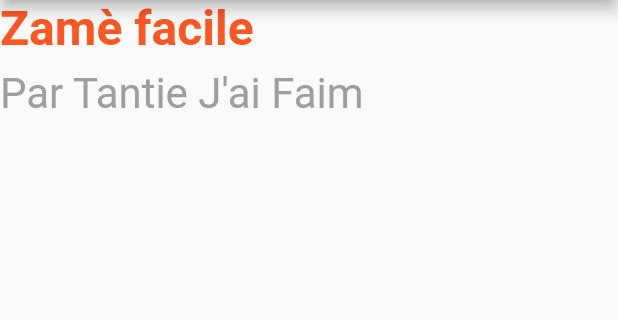
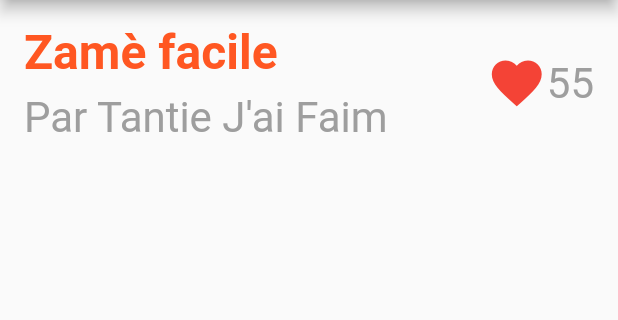
Before and after one commit to HKassogue/recettes_flutter, a Flutter app: the screen it shows after launch, on a phone screen of 412 x 824 dp, the part 84-404 px from its top. Run offline on Flutter 3.47's test engine with Material 2 defaults, Android fonts, the phone set to English and light mode, and no system bars.

Commit message:
Add of like for zamin recipe title

```diff
--- a/lib/main.dart
+++ b/lib/main.dart
@@ -18,6 +18,13 @@ class MyApp extends StatelessWidget {
           title: Text("Mes recettes"),
         ),
         body: Column(
+          children: [
+            Container(
+              padding: const EdgeInsets.all(16),
+              child: Row(
+                children: [
+                  Expanded(
+                      child: Column(
                         crossAxisAlignment: CrossAxisAlignment.start,
                         children: [
                           Container(
@@ -35,6 +42,14 @@ class MyApp extends StatelessWidget {
                           )
                         ],
                       )
+                  ),
+                  Icon(Icons.favorite, color: Colors.red, size: 40,),
+                  Text("55", style: TextStyle(color: Colors.grey, fontSize: 28))
+                ],
+              ),
+            )
+          ],
+        )
       )
     );
   }
```
Lines whose indentation alone changed are shown as unchanged.
